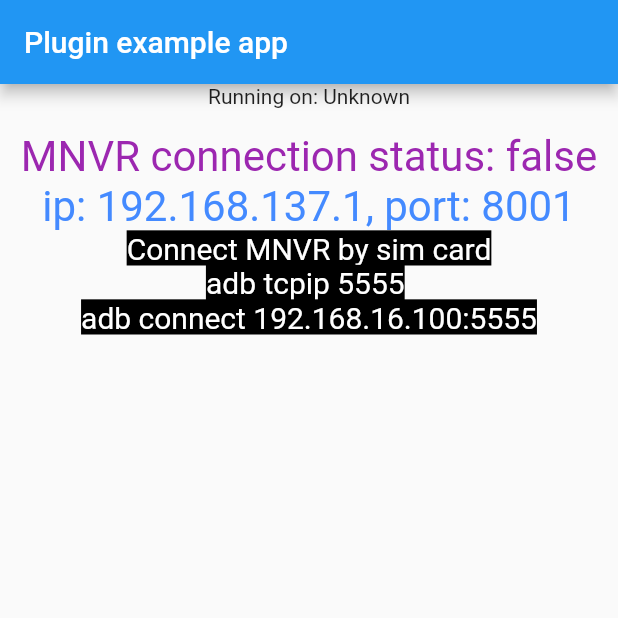
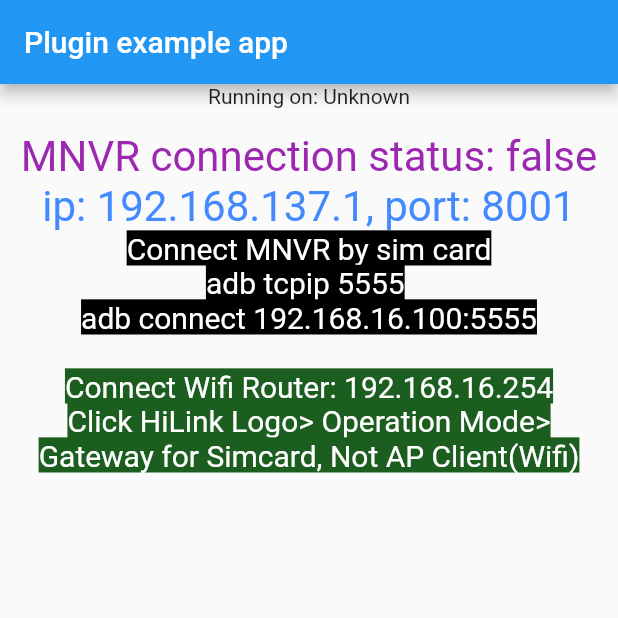
Before and after one commit to amorenew/ACS_NFC_Flutter, a Flutter app: the screen it shows after launch, on a phone screen of 412 x 824 dp, the top half of it. Run offline on Flutter 3.47's test engine with Material 2 defaults, Android fonts, the phone set to English and light mode, and no system bars.

Commit message:
more docs

```diff
--- a/example/lib/main.dart
+++ b/example/lib/main.dart
@@ -110,6 +110,15 @@ class _MyAppState extends State<MyApp> {
                   fontSize: 20,
                 ),
               ),
+              Text(
+                '\nConnect Wifi Router: 192.168.16.254\nClick HiLink Logo> Operation Mode>\nGateway for Simcard, Not AP Client(Wifi)',
+                textAlign: TextAlign.center,
+                style: TextStyle(
+                  color: Colors.white,
+                  backgroundColor: Colors.green.shade900,
+                  fontSize: 20,
+                ),
+              ),
               ...nfcTags.map((text) => Text('NFC Tag: $text')),
             ],
           ),
```
Also changed, not shown: 1 other file.
